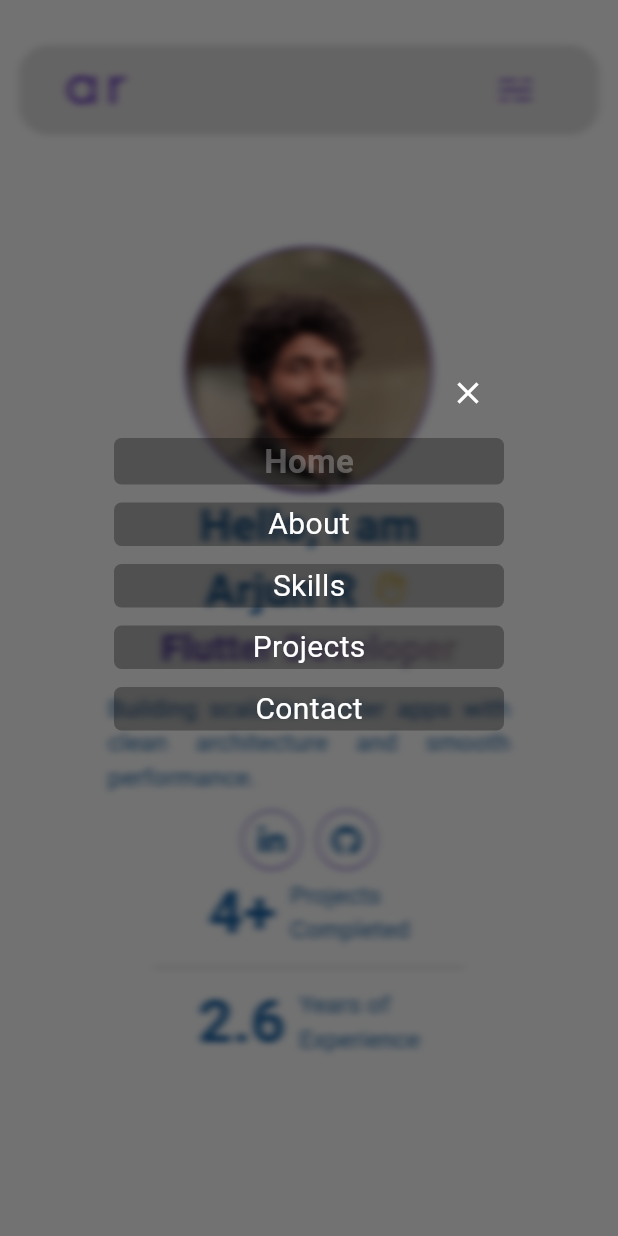
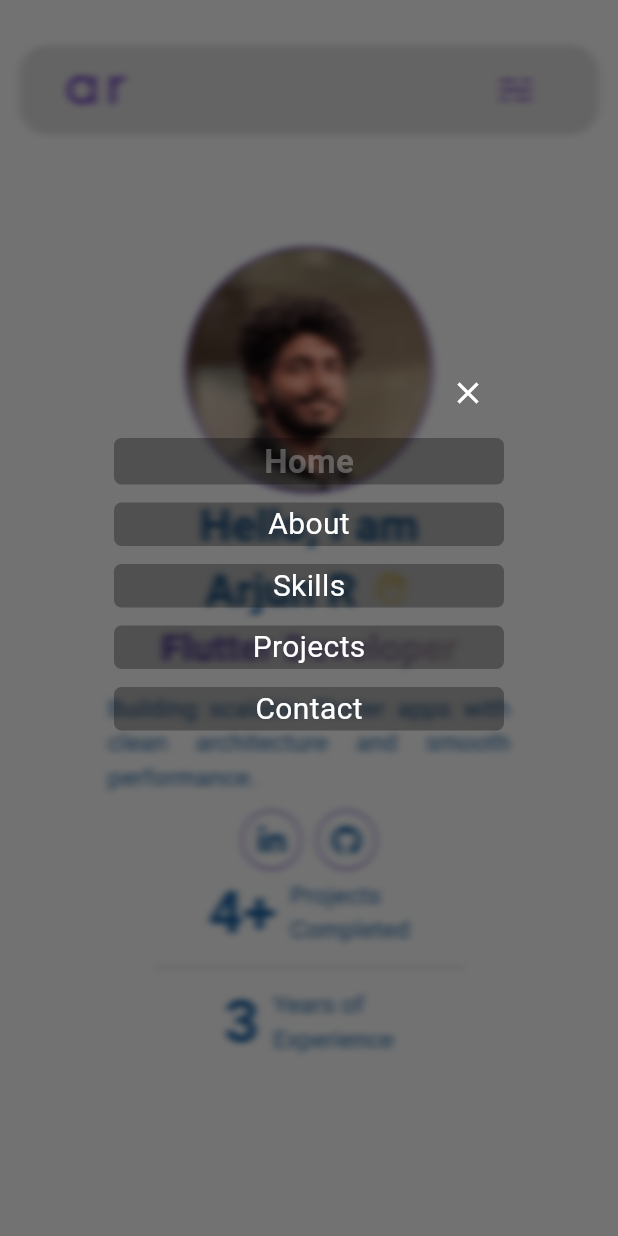
Before and after one commit to arjunr50/arjunr50.github.io, a Flutter app: the screen it shows after launch, after a tap on an icon or button, on a phone screen of 412 x 824 dp. Run offline on Flutter 3.47's test engine with Material 3 defaults, Android fonts, the light colour scheme and no system bars; drawn by our look-alikes of animated_text_kit; our stand-ins replace flutter_svg, font_awesome_flutter; Roboto replaces fonts that are missing (Poppins).

Commit message:
alignment issues fixed

```diff
--- a/lib/sections/about_me_section.dart
+++ b/lib/sections/about_me_section.dart
@@ -1,5 +1,6 @@
 import 'package:flutter/material.dart';
 import 'package:portfolio/core/constants/images_helper.dart';
+import 'package:portfolio/core/utils/device_type.dart';
 import 'package:portfolio/widgets/skill_card.dart';
 import 'package:portfolio/widgets/textview.dart';
 
@@ -8,22 +9,20 @@ class AboutMeSection extends StatelessWidget {
       {super.key,
       required this.size,
       required this.aboutMeKey,
-      required this.skillsKey});
+      required this.skillsKey,
+      required this.deviceType});
 
   final Size size;
   final Key aboutMeKey;
   final Key skillsKey;
+  final DeviceType deviceType;
 
   @override
   Widget build(BuildContext context) {
+    double cardSize = deviceType == DeviceType.phone ? 100 : 150;
     return Container(
       key: aboutMeKey,
       width: size.width,
-      decoration: BoxDecoration(
-        // gradient: Theme.of(context).brightness == Brightness.dark
-        //     ? GradientStyles.darkHeroGradient
-        //     : GradientStyles.lightHeroGradient,
-      ),
       padding:
           EdgeInsets.symmetric(horizontal: size.width * 0.13, vertical: 30),
       child: Column(
@@ -35,7 +34,8 @@ class AboutMeSection extends StatelessWidget {
             fontSize: 30,
             fontWeight: FontWeight.bold,
             color: Theme.of(context).brightness == Brightness.dark
-                ? Colors.white:Color(0xff145C9E),
+                ? Colors.white
+                : Color(0xff145C9E),
           ),
           TextView(
               color: Theme.of(context).colorScheme.onSurface,
@@ -49,7 +49,8 @@ class AboutMeSection extends StatelessWidget {
             fontSize: 30,
             fontWeight: FontWeight.bold,
             color: Theme.of(context).brightness == Brightness.dark
-                ? Colors.white:Color(0xff145C9E),
+                ? Colors.white
+                : Color(0xff145C9E),
           ),
           Center(
             child: Wrap(
@@ -57,15 +58,51 @@ class AboutMeSection extends StatelessWidget {
               runSpacing: 12.0,
               alignment: WrapAlignment.center,
               children: <Widget>[
-                SkillCard(imagePath: kFlutter, skillName: 'Flutter'),
-                SkillCard(imagePath: kDart, skillName: 'Dart'),
-                SkillCard(imagePath: kPython, skillName: 'Python'),
-                SkillCard(imagePath: kSql, skillName: 'SQL'),
-                SkillCard(imagePath: kCsharp, skillName: 'C#'),
-                SkillCard(imagePath: kFirebase, skillName: 'Firebase'),
-                SkillCard(imagePath: kGit, skillName: 'Git'),
-                SkillCard(imagePath: kGithub, skillName: 'GitHub'),
-                SkillCard(imagePath: kPostman, skillName: 'Postman'),
+                SkillCard(
+                  imagePath: kFlutter,
+                  skillName: 'Flutter',
+                  baseSize: cardSize,
+                ),
+                SkillCard(
+                  imagePath: kDart,
+                  skillName: 'Dart',
+                  baseSize: cardSize,
+                ),
+                SkillCard(
+                  imagePath: kPython,
+                  skillName: 'Python',
+                  baseSize: cardSize,
+                ),
+                SkillCard(
+                  imagePath: kSql,
+                  skillName: 'SQL',
+                  baseSize: cardSize,
+                ),
+                SkillCard(
+                  imagePath: kCsharp,
+                  skillName: 'C#',
+                  baseSize: cardSize,
+                ),
+                SkillCard(
+                  imagePath: kFirebase,
+                  skillName: 'Firebase',
+                  baseSize: cardSize,
+                ),
+                SkillCard(
+                  imagePath: kGit,
+                  skillName: 'Git',
+                  baseSize: cardSize,
+                ),
+                SkillCard(
+                  imagePath: kGithub,
+                  skillName: 'GitHub',
+                  baseSize: cardSize,
+                ),
+                SkillCard(
+                  imagePath: kPostman,
+                  skillName: 'Postman',
+                  baseSize: cardSize,
+                ),
               ],
             ),
           ),
--- a/lib/sections/profile_section.dart
+++ b/lib/sections/profile_section.dart
@@ -50,7 +50,7 @@ class ProfileSection extends StatelessWidget {
                 ),
                 CountComponent(
                   size: size,
-                  count: '2.6',
+                  count: '3',
                   text: ' Years of',
                   text2: "Experience",
                 ),
@@ -96,7 +96,7 @@ class ProfileSection extends StatelessWidget {
                     ),
                     CountComponent(
                       size: size,
-                      count: '2.6',
+                      count: '3',
                       text: ' Years of',
                       text2: "Experience",
                     ),
@@ -143,7 +143,7 @@ class ProfileSection extends StatelessWidget {
                   ),
                   CountComponent(
                     size: size,
-                    count: '2.6',
+                    count: '3',
                     text: ' Years of',
                     text2: "Experience",
                   ),
--- a/lib/sections/project_section.dart
+++ b/lib/sections/project_section.dart
@@ -45,7 +45,7 @@ class ProjectSection extends StatelessWidget {
     return Container(
       width: size.width,
       padding:
-          EdgeInsets.symmetric(horizontal: size.width * 0.13, vertical: 30),
+          EdgeInsets.symmetric(horizontal: size.width * 0.1, vertical: 30),
       child: Column(
           spacing: 30,
           crossAxisAlignment: CrossAxisAlignment.center,
--- a/lib/views/home_page.dart
+++ b/lib/views/home_page.dart
@@ -13,14 +13,10 @@ class HomePage extends StatefulWidget {
 
 class _HomePageState extends State<HomePage> {
   final ValueNotifier<int> _selectedIndex = ValueNotifier<int>(0);
-
   final List<GlobalKey> _sectionKeys = List.generate(5, (_) => GlobalKey());
-
   final ValueNotifier<bool> _hasScrolled = ValueNotifier(false);
-
   final ScrollController _scrollController = ScrollController();
   double _scrollOffsets = 0.0;
-
   DeviceType? _lastDeviceType;
 
   void onSectionSelected(int index) async {
--- a/lib/views/portfolio_mobile.dart
+++ b/lib/views/portfolio_mobile.dart
@@ -111,10 +111,10 @@ class PortfolioMobile extends StatelessWidget {
                     ),
                     SliverToBoxAdapter(
                       child: AboutMeSection(
-                        aboutMeKey: sectionKeys[1],
-                        skillsKey: sectionKeys[2],
-                        size: size,
-                      ),
+                          aboutMeKey: sectionKeys[1],
+                          skillsKey: sectionKeys[2],
+                          size: size,
+                          deviceType: deviceType),
                     ),
                     SliverToBoxAdapter(
                       child: ProjectSection(
--- a/lib/views/portfolio_tab.dart
+++ b/lib/views/portfolio_tab.dart
@@ -99,6 +99,7 @@ class PortfolioTab extends StatelessWidget {
                               aboutMeKey: sectionKeys[1],
                               skillsKey: sectionKeys[2],
                               size: size,
+                              deviceType: deviceType,
                             ),
                           ),
                           SliverToBoxAdapter(
--- a/lib/views/portfolio_web.dart
+++ b/lib/views/portfolio_web.dart
@@ -91,6 +91,7 @@ class PortfolioWeb extends StatelessWidget {
                             aboutMeKey: sectionKeys[1],
                             skillsKey: sectionKeys[2],
                             size: size,
+                            deviceType: deviceType,
                           ),
                         ),
                         SliverToBoxAdapter(
--- a/lib/widgets/project_card.dart
+++ b/lib/widgets/project_card.dart
@@ -67,7 +67,8 @@ class ProjectCard extends StatelessWidget {
                                   side: BorderSide.none,
                                 ),
                                 label: TextView(
-                                  color: Theme.of(context).colorScheme.onSurface,
+                                  color:
+                                      Theme.of(context).colorScheme.onSurface,
                                   text: data['app']!,
                                   fontSize: 12,
                                 ),
@@ -84,41 +85,50 @@ class ProjectCard extends StatelessWidget {
                             crossAxisAlignment: CrossAxisAlignment.start,
                             children: [
                               Row(
-                                mainAxisAlignment:
-                                    MainAxisAlignment.spaceBetween,
                                 crossAxisAlignment: CrossAxisAlignment.start,
                                 children: [
-                                  TextView(
+                                  Expanded(
+                                    child: TextView(
                                       text: data['title']!,
-                                    color: Theme.of(context).colorScheme.onSurface,
+                                      color: Theme.of(context)
+                                          .colorScheme
+                                          .onSurface,
                                       fontSize: 16,
                                       fontWeight: FontWeight.bold,
                                     ),
-                                  Wrap(
+                                  ),
+                                  Align(
+                                    alignment: Alignment.topRight,
+                                    child: Wrap(
                                       spacing: 8,
                                       runSpacing: 8,
                                       alignment: WrapAlignment.end,
                                       children: data['tech_stack']!
                                           .split(',')
                                           .map((tech) => Container(
-                                              padding: EdgeInsets.symmetric(
-                                                  vertical: 4, horizontal: 5),
+                                                padding:
+                                                    const EdgeInsets.symmetric(
+                                                        vertical: 4,
+                                                        horizontal: 5),
                                                 decoration: BoxDecoration(
                                                   color: Colors.transparent
-                                                    .withValues(alpha: 0.2),
+                                                      .withAlpha(50),
                                                   borderRadius:
                                                       BorderRadius.circular(12),
                                                 ),
                                                 child: Center(
                                                   child: TextView(
                                                     textAlign: TextAlign.center,
-                                                  color: Theme.of(context).colorScheme.onSurface,
+                                                    color: Theme.of(context)
+                                                        .colorScheme
+                                                        .onSurface,
                                                     text: tech,
                                                     fontSize: 12,
                                                   ),
                                                 ),
                                               ))
                                           .toList(),
+                                    ),
                                   ),
                                 ],
                               ),
--- a/lib/widgets/skill_card.dart
+++ b/lib/widgets/skill_card.dart
@@ -8,6 +8,7 @@ class SkillCard extends StatelessWidget {
   final Color shadowColor;
   final double elevation;
   final double hoverElevation;
+  final double baseSize;
 
   SkillCard({
     super.key,
@@ -16,11 +17,11 @@ class SkillCard extends StatelessWidget {
     this.shadowColor = Colors.black54,
     this.elevation = 4.0,
     this.hoverElevation = 12.0,
+    this.baseSize = 150,
   });
 
   final ValueNotifier<bool> _isHovering = ValueNotifier(false);
 
-  static const double _baseSize = 150;
   static const double _hoverScale = 1.08;
 
   @override
@@ -36,8 +37,8 @@ class SkillCard extends StatelessWidget {
                 duration: const Duration(milliseconds: 180),
                 curve: Curves.easeOut,
                 child: SizedBox(
-                  width: _baseSize,
-                  height: _baseSize,
+                  width: baseSize,
+                  height: baseSize,
                   child: Card(
                     elevation: _isHovering.value ? hoverElevation : elevation,
                     shadowColor: shadowColor.withValues(
```
Lines whose indentation alone changed are shown as unchanged.
